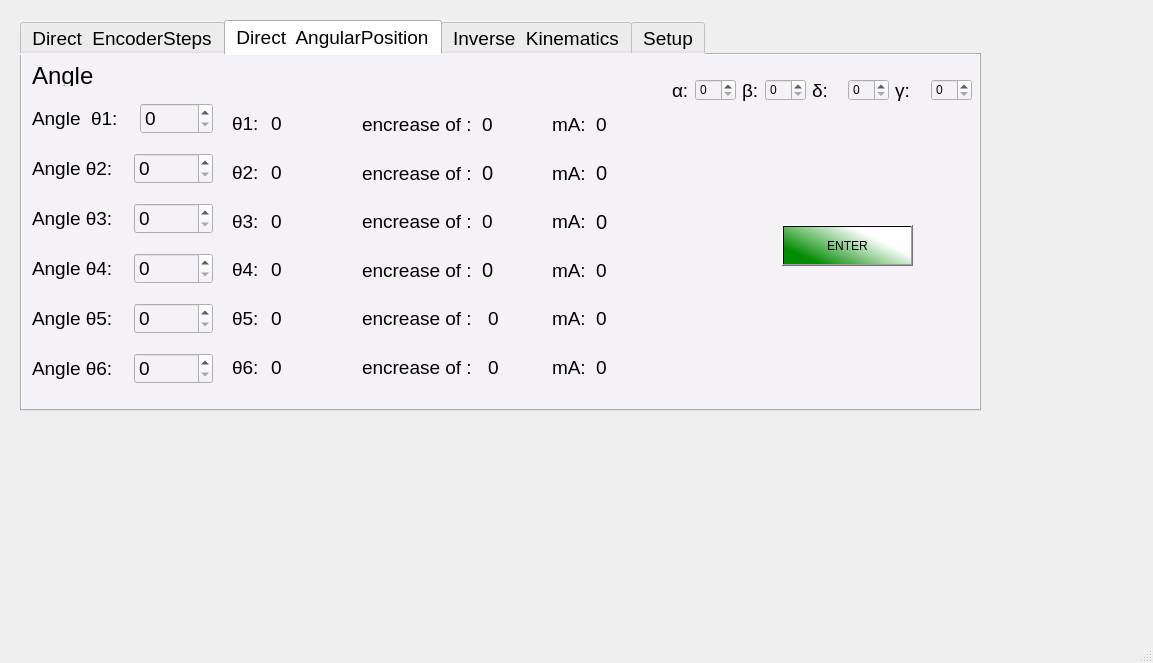
First picture: the form in pyUi/ScorbotUI/pyqtLib/qtfiles/UiClass.ui, repository Alfystar/Scorbot-CA, before the edit.
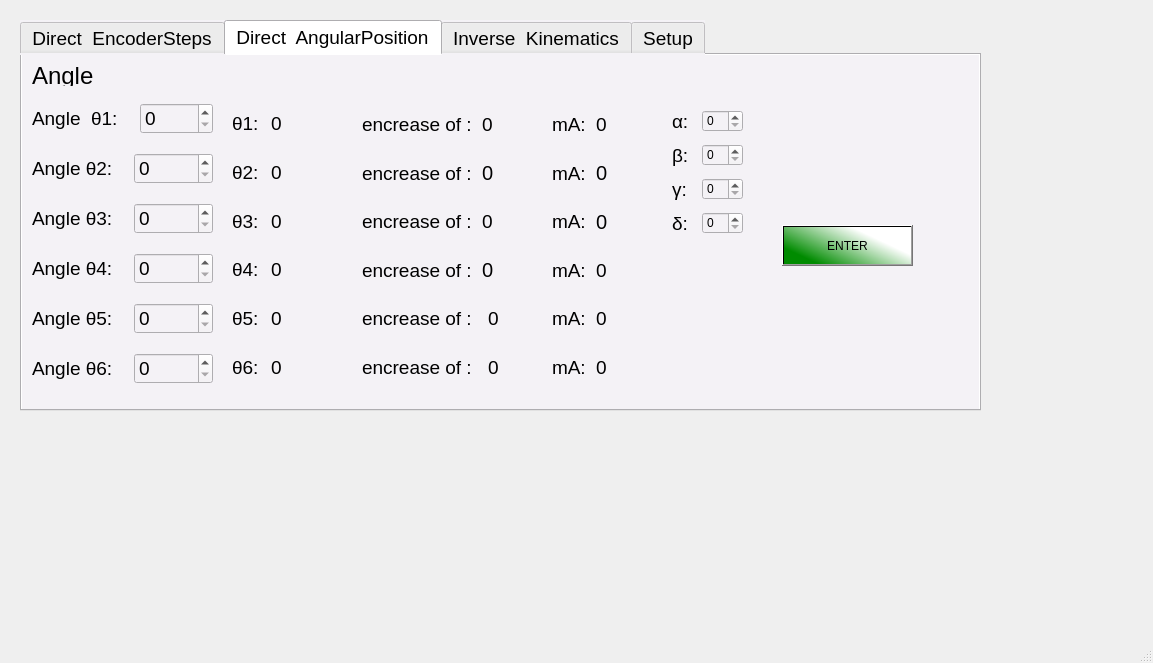
Second picture: the form after the edit. The open tabs and pages were chosen to show the change. Icons and pictures are not drawn.

Commit message: Problema logo risolto Problema Ydes risolto Problema import vari risolto inizio scrittura formule martinelli

```diff
--- a/pyUi/ScorbotUI/pyqtLib/qtfiles/UiClass.ui
+++ b/pyUi/ScorbotUI/pyqtLib/qtfiles/UiClass.ui
@@ -972,7 +972,7 @@
        <rect>
         <x>530</x>
         <y>50</y>
-        <width>141</width>
+        <width>111</width>
         <height>281</height>
        </rect>
       </property>
@@ -1801,12 +1801,12 @@
       <property name="geometry">
        <rect>
         <x>650</x>
-        <y>20</y>
-        <width>300</width>
-        <height>30</height>
+        <y>50</y>
+        <width>71</width>
+        <height>136</height>
        </rect>
       </property>
-      <layout class="QHBoxLayout" name="horizontalLayout_43">
+      <layout class="QVBoxLayout" name="verticalLayout">
        <item>
         <layout class="QHBoxLayout" name="horizontalLayout_10">
          <item>
@@ -1824,43 +1824,24 @@
          <item>
           <widget class="QSpinBox" name="alphaValue"/>
          </item>
-         <item>
-          <layout class="QHBoxLayout" name="horizontalLayout_11">
-           <item>
-            <widget class="QLabel" name="beta_4">
-             <property name="font">
-              <font>
-               <pointsize>14</pointsize>
-              </font>
-             </property>
-             <property name="text">
-              <string>β:</string>
-             </property>
-            </widget>
-           </item>
-           <item>
-            <widget class="QSpinBox" name="betaValue"/>
-           </item>
-          </layout>
-         </item>
         </layout>
        </item>
        <item>
-        <layout class="QHBoxLayout" name="horizontalLayout_13">
+        <layout class="QHBoxLayout" name="horizontalLayout_11">
          <item>
-          <widget class="QLabel" name="delta_3">
+          <widget class="QLabel" name="beta_4">
            <property name="font">
             <font>
              <pointsize>14</pointsize>
             </font>
            </property>
            <property name="text">
-            <string>δ:</string>
+            <string>β:</string>
            </property>
           </widget>
          </item>
          <item>
-          <widget class="QSpinBox" name="deltaValue"/>
+          <widget class="QSpinBox" name="betaValue"/>
          </item>
         </layout>
        </item>
@@ -1883,6 +1864,25 @@
          </item>
         </layout>
        </item>
+       <item>
+        <layout class="QHBoxLayout" name="horizontalLayout_13">
+         <item>
+          <widget class="QLabel" name="delta_3">
+           <property name="font">
+            <font>
+             <pointsize>14</pointsize>
+            </font>
+           </property>
+           <property name="text">
+            <string>δ:</string>
+           </property>
+          </widget>
+         </item>
+         <item>
+          <widget class="QSpinBox" name="deltaValue"/>
+         </item>
+        </layout>
+       </item>
       </layout>
      </widget>
     </widget>
```
Left out of the diff: 2 changed lines with no effect on the pictures. The commit also changes 1 other file.
